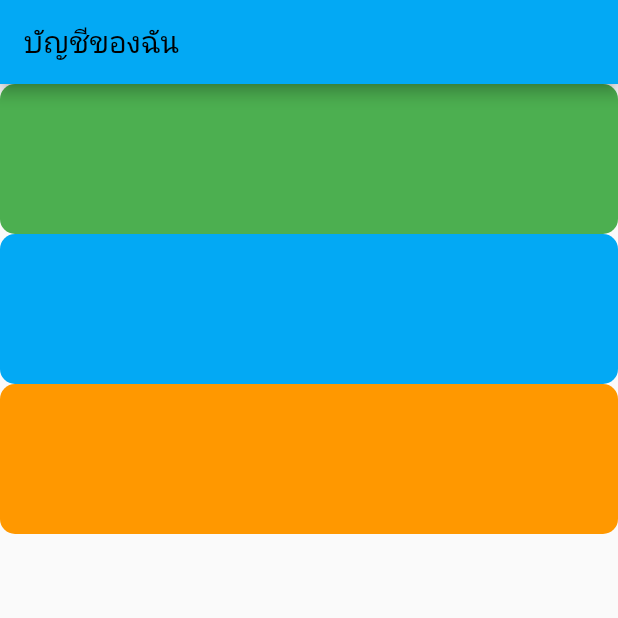
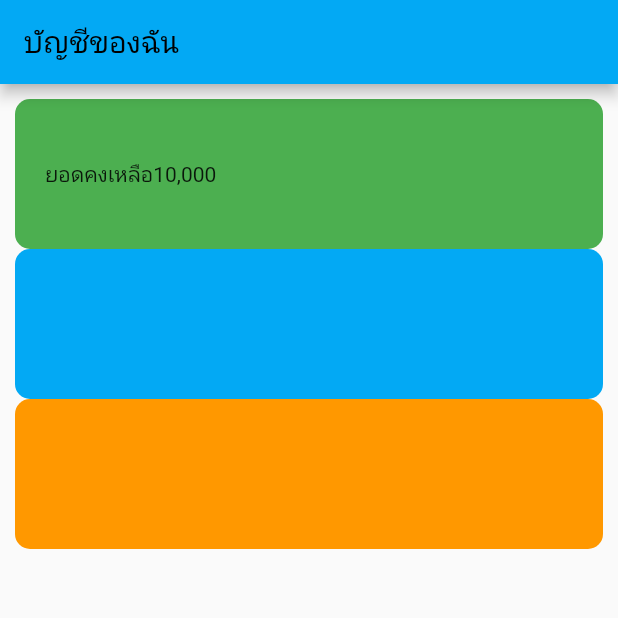
Before and after one commit to tossarporn/beginner_flutter, a Flutter app: the screen it shows after launch, on a phone screen of 412 x 824 dp, the top half of it. Run offline on Flutter 3.47's test engine with Material 2 defaults, Android fonts, the phone set to English and light mode, and no system bars.

Commit message:
definde_padding

```diff
--- a/lib/main.dart
+++ b/lib/main.dart
@@ -30,10 +30,10 @@ class MyhomePage extends StatefulWidget {
 class _MyhomePageState extends State<MyhomePage> {
   //กลุ่มข้อมูล
   List<FoodMenu> menu = [
-    FoodMenu("กุ้งเผา","500","assets/food_img/Grilled Shrimp.jpg"),
-    FoodMenu("กระเพราหมู","80","assets/food_img/fried_basil.jpg"),
-    FoodMenu("ผัดไท","60","assets/food_img/Pad Thai.jpg"),
-    FoodMenu("ส้มตำ","40","assets/food_img/papaya salad.jpg"),
+    FoodMenu("กุ้งเผา", "500", "assets/food_img/Grilled Shrimp.jpg"),
+    FoodMenu("กระเพราหมู", "80", "assets/food_img/fried_basil.jpg"),
+    FoodMenu("ผัดไท", "60", "assets/food_img/Pad Thai.jpg"),
+    FoodMenu("ส้มตำ", "40", "assets/food_img/papaya salad.jpg"),
   ];
   //แสดงผลข้อมูล
   @override
@@ -42,21 +42,38 @@ class _MyhomePageState extends State<MyhomePage> {
         appBar: AppBar(
           title: Text("บัญชีของฉัน"),
         ),
-        body: Column(
+        body: Padding(
+          padding: const EdgeInsets.all(10.0),//ระยะห่างร่วม
+          child: Column(
             children: [
               Container(
-              decoration: BoxDecoration(color: Colors.green,borderRadius: BorderRadius.circular(10)),
+                padding: const EdgeInsets.all(20.0),//ระยะห่างเจาะจงในContainerนั้นๆ
+                decoration: BoxDecoration(
+                    color: Colors.green,
+                    borderRadius: BorderRadius.circular(10)),
+                height: 100,
+                child: Row(
+                  children: [
+                    Text("ยอดคงเหลือ"),
+                    Text("10,000"),
+                  ],
+                ),
+              ),
+              Container(
+                decoration: BoxDecoration(
+                    color: Colors.lightBlue,
+                    borderRadius: BorderRadius.circular(10)),
                 height: 100,
               ),
               Container(
-              decoration: BoxDecoration(color: Colors.lightBlue,borderRadius: BorderRadius.circular(10)),
+                decoration: BoxDecoration(
+                    color: Colors.orange,
+                    borderRadius: BorderRadius.circular(10)),
                 height: 100,
               ),
-            Container(
-              decoration: BoxDecoration(color: Colors.orange,borderRadius: BorderRadius.circular(10)),
-              height: 100,
+            ],
           ),
-          ],)
+        )
       );
   }
 }
```
Lines whose indentation alone changed are shown as unchanged.
